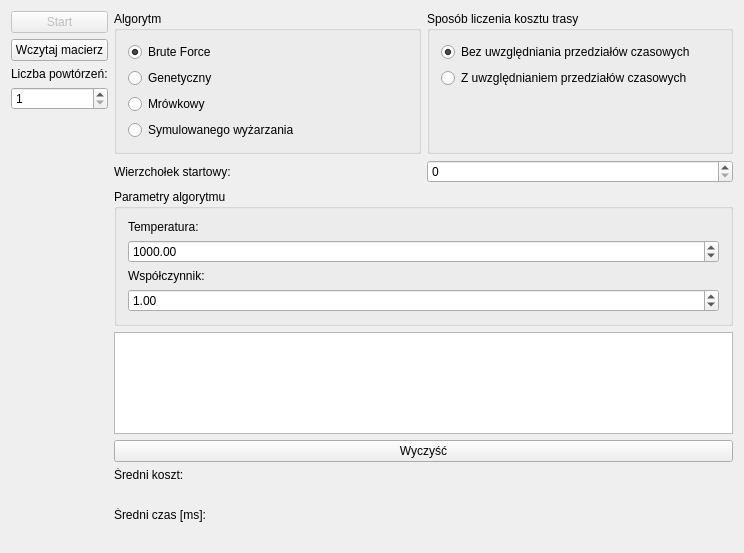
This is dialog.ui in wgrzesiak147/Problem-Komiwoja-era---Algorytmy as Qt 5 draws it before an edit. The edited form follows.
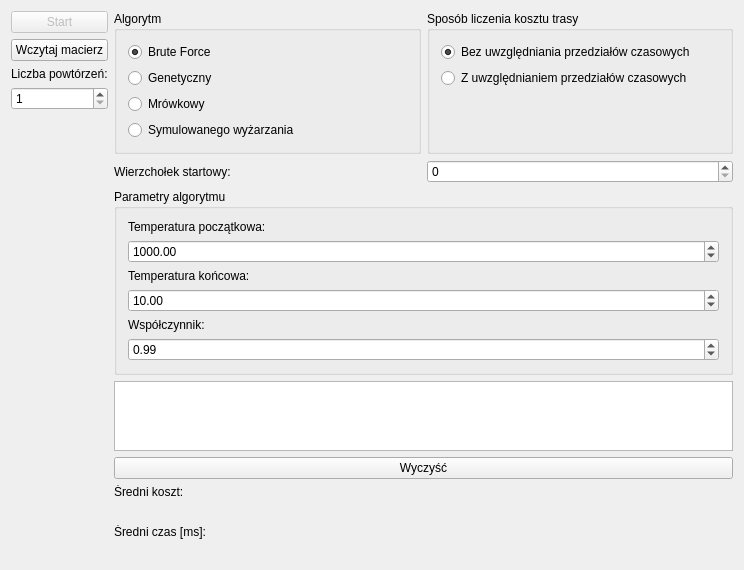
This is the edited form.

Patch:
```diff
--- a/dialog.ui
+++ b/dialog.ui
@@ -7,7 +7,7 @@
     <x>0</x>
     <y>0</y>
     <width>744</width>
-    <height>553</height>
+    <height>567</height>
    </rect>
   </property>
   <property name="windowTitle">
@@ -214,7 +214,7 @@
            </sizepolicy>
           </property>
           <property name="text">
-           <string>Temperatura:</string>
+           <string>Temperatura początkowa:</string>
           </property>
          </widget>
         </item>
@@ -228,6 +228,23 @@
           </property>
          </widget>
         </item>
+        <item>
+         <widget class="QLabel" name="label_3">
+          <property name="text">
+           <string>Temperatura końcowa: </string>
+          </property>
+         </widget>
+        </item>
+        <item>
+         <widget class="QDoubleSpinBox" name="EndTemperatureSpinBox">
+          <property name="maximum">
+           <double>100.989999999999995</double>
+          </property>
+          <property name="value">
+           <double>10.000000000000000</double>
+          </property>
+         </widget>
+        </item>
         <item>
          <widget class="QLabel" name="txtAnnealingParameter">
           <property name="text">
@@ -238,7 +255,7 @@
         <item>
          <widget class="QDoubleSpinBox" name="AnnealingSpinBox">
           <property name="value">
-           <double>1.000000000000000</double>
+           <double>0.990000000000000</double>
           </property>
          </widget>
         </item>
```
